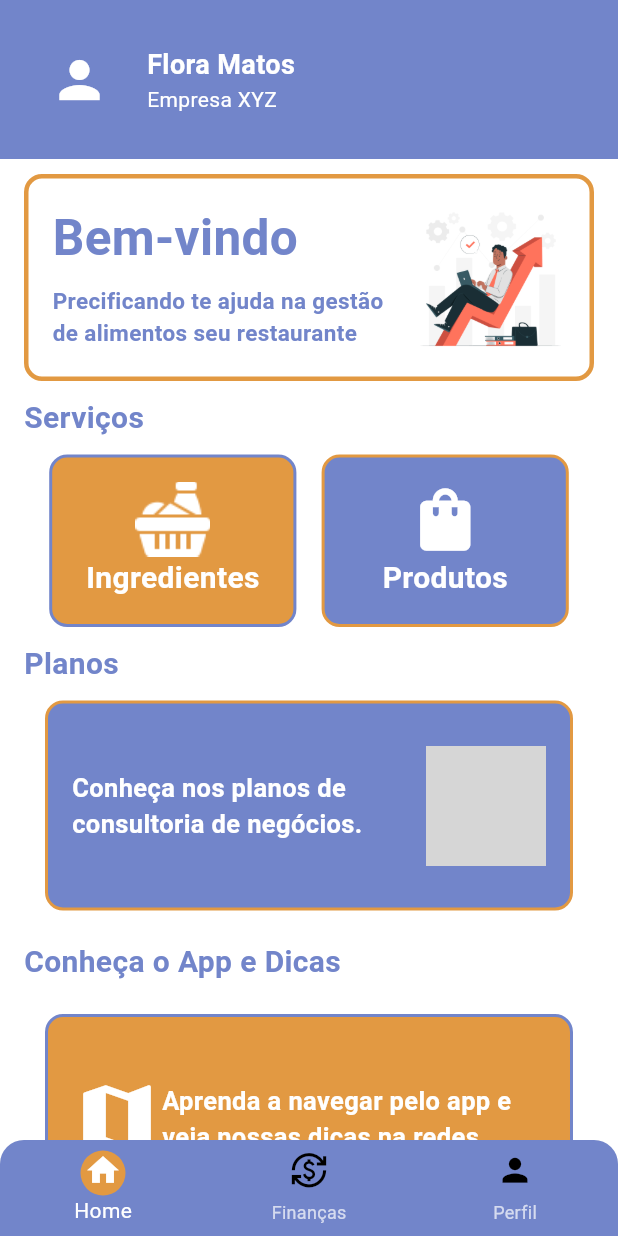
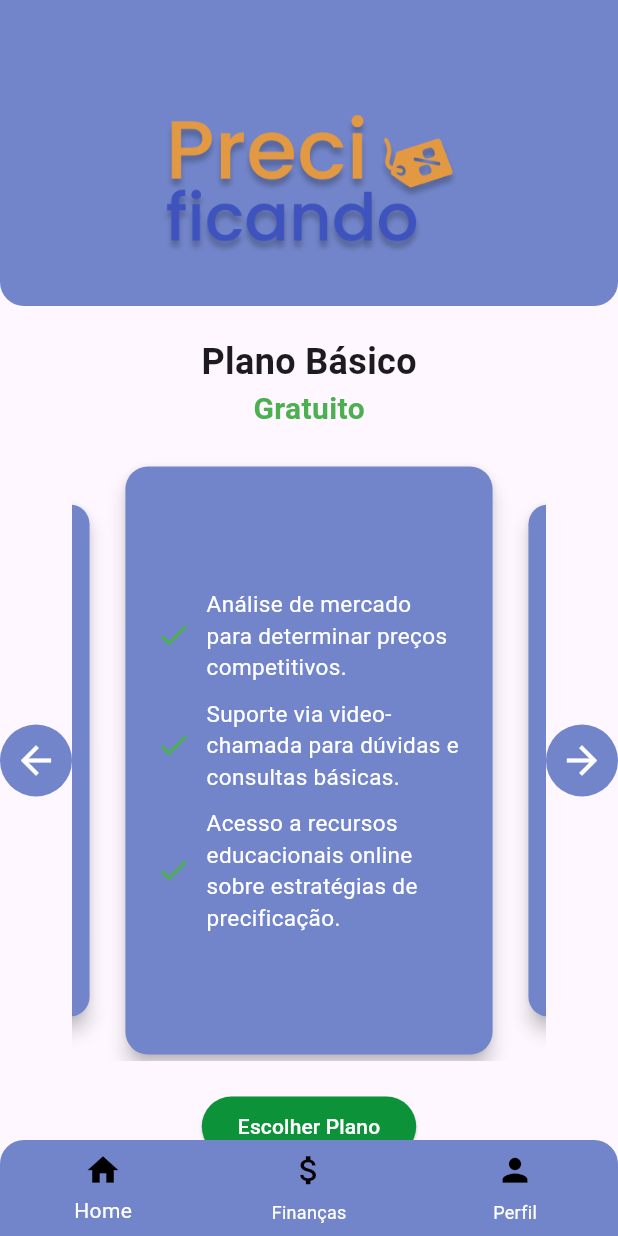
Before and after one commit to DavidHenrique2106/Precificando, a Flutter app: the MyHomePage screen opened by its route, after a tap on "Conheça nos planos de consultoria de neg", on a phone screen of 412 x 824 dp. Run offline on Flutter 3.47's test engine with Material 3 defaults, Android fonts, the light colour scheme and no system bars; drawn by our look-alikes of carousel_slider; our stand-ins replace image_picker, parse_server_sdk_flutter; network calls fail; grey boxes are pictures that could not be loaded.

Commit message:
add:page planos

```diff
--- /dev/null
+++ b/lib/financas/Planos.dart
@@ -0,0 +1,320 @@
+import 'package:flutter/material.dart';
+import 'package:carousel_slider/carousel_slider.dart';
+import 'package:flora/perfil/profile_page.dart';
+import 'package:flora/homeUser/home_page.dart';
+import 'package:flora/financas/Planos.dart';
+import 'package:flora/financas/dashboard.dart';
+import 'package:flutter/widgets.dart';
+
+class CarouselScreen extends StatefulWidget {
+  @override
+  _CarouselScreenState createState() => _CarouselScreenState();
+}
+
+class _CarouselScreenState extends State<CarouselScreen> {
+  final CarouselController _controller = CarouselController();
+  int _currentIndex = 0;
+  int _selectedIndex = 0;
+
+  final List<Map<String, dynamic>> plans = [
+    {
+      'title': 'Plano Básico',
+      'price': 'Gratuito',
+      'benefits': [
+        'Análise de mercado para determinar preços competitivos.',
+        'Suporte via video-chamada para dúvidas e consultas básicas.',
+        'Acesso a recursos educacionais online sobre estratégias de precificação.',
+      ],
+    },
+    {
+      'title': 'Plano Padrão',
+      'price': 'R\$ 29,90/mês',
+      'benefits': [
+        'Avaliação abrangente da estrutura de preços e custos operacionais.',
+        'Desenvolvimento de estratégias personalizadas de precificação.',
+      ],
+    },
+    {
+      'title': 'Plano Premium',
+      'price': 'R\$ 39,90/mês',
+      'benefits': [
+        'Consultoria presencial para revisão detalhada da operação e precificação.',
+        'Implementação de ferramentas de análise de dados para monitoramento contínuo de desempenho.',
+        'Treinamento personalizado para equipe de gestão sobre técnicas avançadas de precificação.',
+      ],
+    },
+  ];
+
+  @override
+  Widget build(BuildContext context) {
+    return Scaffold(
+      body: SingleChildScrollView(
+        child: Center(
+          child: Column(
+            mainAxisAlignment: MainAxisAlignment.center,
+            children: [
+              Container(
+                padding: EdgeInsets.all(2.0),
+                decoration: BoxDecoration(
+                  borderRadius: BorderRadius.only(
+                    bottomLeft: Radius.circular(16.0),
+                    bottomRight: Radius.circular(16.0),
+                  ),
+                  color: Color.fromRGBO(114, 133, 202, 1),
+                ),
+                child: Row(
+                  mainAxisAlignment: MainAxisAlignment.center,
+                  children: [
+                    Column(
+                      crossAxisAlignment: CrossAxisAlignment.center,
+                      children: [
+                        Container(
+                          padding: EdgeInsets.only(
+                              top:
+                                  42.0), // Adicione o valor desejado para o padding top
+                          height: 200,
+                          width: 200,
+                          child: Image.asset('lib/assets/preci.png'),
+                        ),
+                      ],
+                    ),
+                  ],
+                ),
+              ),
+              SizedBox(height: 20),
+              FittedBox(
+                child: Text(
+                  plans[_currentIndex]['title'],
+                  style: TextStyle(
+                    fontSize: 24, // Tamanho original do título
+                    fontWeight: FontWeight.bold,
+                  ),
+                ),
+              ),
+              Text(
+                plans[_currentIndex]['price'],
+                style: TextStyle(
+                  fontSize: 20, // Tamanho original do preço
+                  color: Colors.green,
+                  fontWeight: FontWeight.bold,
+                ),
+              ),
+              SizedBox(height: 20),
+              Row(
+                mainAxisAlignment: MainAxisAlignment.spaceBetween,
+                children: [
+                  Container(
+                    decoration: BoxDecoration(
+                      color: Color.fromRGBO(114, 133, 202, 1),
+                      borderRadius: BorderRadius.circular(25),
+                    ),
+                    child: IconButton(
+                      icon:
+                          Icon(Icons.arrow_back, size: 30, color: Colors.white),
+                      onPressed: () => _controller.previousPage(
+                        duration: Duration(milliseconds: 300),
+                        curve: Curves.linear,
+                      ),
+                      splashRadius: 25,
+                      padding: EdgeInsets.all(0),
+                      iconSize: 50,
+                    ),
+                  ),
+                  Expanded(
+                    child: Center(
+                      child: CarouselSlider.builder(
+                        carouselController: _controller,
+                        options: CarouselOptions(
+                          height: 400.0,
+                          enlargeCenterPage: true,
+                          autoPlay: true,
+                          aspectRatio: 16 / 9,
+                          autoPlayInterval: Duration(seconds: 3),
+                          autoPlayAnimationDuration:
+                              Duration(milliseconds: 800),
+                          autoPlayCurve: Curves.fastOutSlowIn,
+                          pauseAutoPlayOnTouch: true,
+                          viewportFraction: 0.8,
+                          onPageChanged: (index, reason) {
+                            setState(() {
+                              _currentIndex = index;
+                            });
+                          },
+                        ),
+                        itemCount: plans.length,
+                        itemBuilder: (context, index, realIndex) {
+                          final plan = plans[index];
+                          return PlanCard(
+                            benefits: plan['benefits'],
+                          );
+                        },
+                      ),
+                    ),
+                  ),
+                  Container(
+                    decoration: BoxDecoration(
+                      color: Color.fromRGBO(114, 133, 202, 1),
+                      borderRadius: BorderRadius.circular(25),
+                    ),
+                    child: IconButton(
+                      icon: Icon(Icons.arrow_forward,
+                          size: 30, color: Colors.white),
+                      onPressed: () => _controller.nextPage(
+                        duration: Duration(milliseconds: 300),
+                        curve: Curves.linear,
+                      ),
+                      splashRadius: 25,
+                      padding: EdgeInsets.all(0),
+                      iconSize: 50,
+                    ),
+                  ),
+                ],
+              ),
+              SizedBox(height: 20),
+              ElevatedButton(
+                onPressed: () {
+                  // Ação para escolher o plano
+                  print('Plano escolhido: ${plans[_currentIndex]['title']}');
+                },
+                child: Text(
+                  'Escolher Plano',
+                  style: TextStyle(color: Colors.white),
+                ),
+                style: ElevatedButton.styleFrom(
+                  backgroundColor: Color(0xFF0C9239),
+                ),
+              ),
+              SizedBox(height: 80),
+            ],
+          ),
+        ),
+      ),
+      bottomNavigationBar: Theme(
+        data: Theme.of(context).copyWith(
+          textTheme: Theme.of(context).textTheme.copyWith(
+                caption: TextStyle(color: Colors.white),
+              ),
+        ),
+        child: ClipRRect(
+          borderRadius: BorderRadius.only(
+            topLeft: Radius.circular(16.0),
+            topRight: Radius.circular(16.0),
+          ),
+          child: BottomNavigationBar(
+            backgroundColor: Color.fromRGBO(114, 133, 202, 1),
+            items: <BottomNavigationBarItem>[
+              BottomNavigationBarItem(
+                icon: _buildIconWithLabel(Icons.home),
+                label: 'Home',
+              ),
+              BottomNavigationBarItem(
+                icon: _buildIconWithLabel(Icons.attach_money),
+                label: 'Finanças',
+              ),
+              BottomNavigationBarItem(
+                icon: _buildIconWithLabel(Icons.person),
+                label: 'Perfil',
+              ),
+            ],
+            selectedItemColor: Colors.white,
+            unselectedItemColor: Colors.white,
+            currentIndex: _selectedIndex,
+            onTap: _onItemTapped,
+          ),
+        ),
+      ),
+    );
+  }
+
+  void _onItemTapped(int index) {
+    setState(() {
+      _selectedIndex = index;
+      if (index == 0) {
+        Navigator.push(
+          context,
+          MaterialPageRoute(builder: (context) => MyHomePage()),
+        );
+      } else if (index == 1) {
+        Navigator.push(
+          context,
+          MaterialPageRoute(builder: (context) => DashboardPage()),
+        );
+
+      } else if (index == 2) {
+        Navigator.push(
+          context,
+          MaterialPageRoute(builder: (context) => ProfilePage()),
+        );
+      }
+    });
+  }
+
+  Widget _buildIconWithLabel(IconData icon) {
+    return Container(
+      width: 30,
+      height: 30,
+      alignment: Alignment.bottomCenter,
+      decoration: BoxDecoration(
+        shape: BoxShape.circle,
+      ),
+      child: Column(
+        mainAxisAlignment: MainAxisAlignment.center,
+        children: [
+          Icon(
+            icon,
+            size: 25,
+            color: Colors.black,
+          ),
+          SizedBox(height: 4),
+        ],
+      ),
+    );
+  }
+}
+
+class PlanCard extends StatelessWidget {
+  final List<String> benefits;
+
+  PlanCard({
+    required this.benefits,
+  });
+
+  @override
+  Widget build(BuildContext context) {
+    return Card(
+      elevation: 5,
+      color: Color.fromRGBO(114, 133, 202, 1),
+      shape: RoundedRectangleBorder(
+        borderRadius: BorderRadius.circular(15),
+      ),
+      child: Padding(
+        padding: const EdgeInsets.all(20.0),
+        child: Column(
+          mainAxisAlignment: MainAxisAlignment.center,
+          children: benefits.map((benefit) {
+            return Padding(
+              padding: const EdgeInsets.symmetric(vertical: 5.0),
+              child: Row(
+                children: [
+                  Icon(Icons.check, color: Colors.green),
+                  SizedBox(width: 10),
+                  Expanded(
+                    child: Text(
+                      benefit,
+                      style: TextStyle(
+                        fontSize:
+                            15, // Aumentando o tamanho da fonte dos benefícios
+                        color: Colors.white,
+                      ),
+                      textAlign: TextAlign.left,
+                    ),
+                  ),
+                ],
+              ),
+            );
+          }).toList(),
+        ),
+      ),
+    );
+  }
+}
--- a/lib/homeUser/home_page.dart
+++ b/lib/homeUser/home_page.dart
@@ -1,8 +1,12 @@
-import 'package:flora/financas/dashboard.dart';
 import 'package:flutter/material.dart';
 import 'package:flora/perfil/profile_page.dart';
 import 'package:flora/homeUser/cardapio_screen.dart';
 import 'package:flora/ingredientes/model/IngredientsPage.dart';
+import 'package:flora/perfil/profile_page.dart';
+import 'dart:io';
+import 'package:flora/financas/Planos.dart';
+import 'package:parse_server_sdk_flutter/parse_server_sdk_flutter.dart';
+import 'package:flora/financas/dashboard.dart';
 
 class MyHomePage extends StatefulWidget {
   @override
@@ -15,8 +19,25 @@ class _MyHomePageState extends State<MyHomePage> {
   static List<Widget> _widgetOptions = <Widget>[
     MyHomePage(), // Página inicial (Home)
     ProfilePage(),
-    DashboardPage() // Página do perfil
+    DashboardPage(), // Página do perfil
   ];
+  String _username = "Usuário";
+  String _companyName = "Nome da Empresa";
+  Future<void> _fetchCredentials() async {
+    final user = await ParseUser.currentUser() as ParseUser?;
+    if (user != null) {
+      setState(() {
+        _username = user.username!;
+        _companyName = user.get<String>('companyName') ?? 'Nome da Empresa';
+      });
+    }
+  }
+
+  @override
+  void initState() {
+    super.initState();
+    _fetchCredentials();
+  }
 
   void _onItemTapped(int index) {
     setState(() {
@@ -69,8 +90,12 @@ class _MyHomePageState extends State<MyHomePage> {
           crossAxisAlignment: CrossAxisAlignment.stretch,
           children: [
             Container(
-              padding: EdgeInsets.all(8.0),
+              padding: EdgeInsets.only(top: 42.0),
               decoration: BoxDecoration(
+                borderRadius: BorderRadius.only(
+                  bottomLeft: Radius.circular(16.0),
+                  bottomRight: Radius.circular(16.0),
+                ),
                 color: Color.fromRGBO(114, 133, 202, 1),
               ),
               child: Row(
@@ -78,18 +103,18 @@ class _MyHomePageState extends State<MyHomePage> {
                 children: [
                   Container(
                     width: 90,
-                    height: 90,
+                    height: 130,
                     child: Icon(
                       Icons.person,
                       color: Colors.white,
-                      size: 40,
+                      size: 60,
                     ),
                   ),
                   Column(
                     crossAxisAlignment: CrossAxisAlignment.start,
                     children: [
                       Text(
-                        'Flora Matos',
+                        _username,
                         style: TextStyle(
                           color: Colors.white,
                           fontSize: 18,
@@ -97,7 +122,7 @@ class _MyHomePageState extends State<MyHomePage> {
                         ),
                       ),
                       Text(
-                        'Empresa XYZ',
+                        _companyName,
                         style: TextStyle(
                           color: Colors.white,
                           fontSize: 14,
@@ -108,7 +133,7 @@ class _MyHomePageState extends State<MyHomePage> {
                 ],
               ),
             ),
-            SizedBox(height: 10),
+            SizedBox(height: 40),
             Padding(
               padding: EdgeInsets.symmetric(horizontal: 16.0),
               child: Stack(
@@ -190,12 +215,7 @@ class _MyHomePageState extends State<MyHomePage> {
                 children: [
                   GestureDetector(
                     onTap: () {
-                      Navigator.push(
-                        context,
-                        MaterialPageRoute(
-                          builder: (context) => IngredientListPage(),
-                        ),
-                      );
+                      Navigator.pushNamed(context, '/ingredientes');
                     },
                     child: Container(
                       width: MediaQuery.of(context).size.width * 0.4,
@@ -297,12 +317,12 @@ class _MyHomePageState extends State<MyHomePage> {
               padding: EdgeInsets.symmetric(horizontal: 30.0),
               child: GestureDetector(
                 onTap: () {
-                  /*Navigator.push(
-                      context,
-                      MaterialPageRoute(
-                        builder: (context) => IngredientListPage(),
-                      ),
-                    );**/
+                  Navigator.push(
+                    context,
+                    MaterialPageRoute(
+                      builder: (context) => CarouselScreen(),
+                    ),
+                  );
                 },
                 child: Container(
                   width: MediaQuery.of(context).size.width,
@@ -331,11 +351,14 @@ class _MyHomePageState extends State<MyHomePage> {
                           maxLines: 4,
                         ),
                       ),
-                      // Adicionar imagem representando os planos
-                      Image.asset(
-                        'lib/assets/planos.png', // Certifique-se de ter uma imagem chamada planos.png na pasta assets
-                        width: 80,
-                        height: 80,
+                      // Espaçamento entre o ícone e o texto
+
+                      Container(
+                        color: Color.fromRGBO(114, 133, 202, 1),
+                        height: 60,
+                        child: Image.asset(
+                          'lib/assets/preci.png',
+                        ),
                       ),
                     ],
                   ),
@@ -415,7 +438,7 @@ class _MyHomePageState extends State<MyHomePage> {
       bottomNavigationBar: Theme(
         data: Theme.of(context).copyWith(
           textTheme: Theme.of(context).textTheme.copyWith(
-                bodySmall: TextStyle(color: Colors.white),
+                caption: TextStyle(color: Colors.white),
               ),
         ),
         child: ClipRRect(
--- a/pubspec.yaml
+++ b/pubspec.yaml
@@ -13,6 +13,7 @@ dependencies:
   flutter_svg: ^1.0.0
   image_picker: ^0.8.4+4
   fl_chart: ^0.55.2 #
+  carousel_slider: ^4.0.0
 
 dev_dependencies:
   flutter_test:
```
